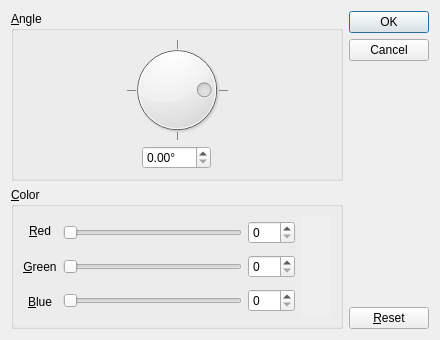
First picture: the form in ray_options.ui, repository fizzzloid/Optics, before the edit.
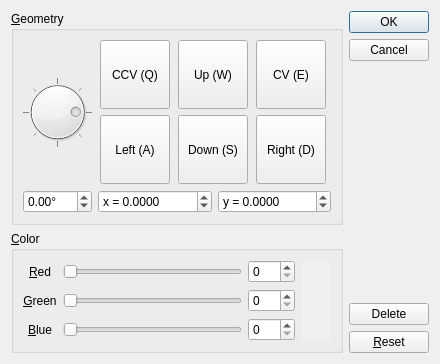
Second picture: the form after the edit.

Commit message: ray options complete

The edit to the form file:
```diff
--- a/ray_options.ui
+++ b/ray_options.ui
@@ -7,9 +7,15 @@
     <x>0</x>
     <y>0</y>
     <width>440</width>
-    <height>340</height>
+    <height>364</height>
    </rect>
   </property>
+  <property name="sizePolicy">
+   <sizepolicy hsizetype="Fixed" vsizetype="Fixed">
+    <horstretch>0</horstretch>
+    <verstretch>0</verstretch>
+   </sizepolicy>
+  </property>
   <property name="minimumSize">
    <size>
     <width>440</width>
@@ -20,6 +26,9 @@
    <string>Ray's options</string>
   </property>
   <layout class="QHBoxLayout" name="horizontalLayout">
+   <property name="sizeConstraint">
+    <enum>QLayout::SetDefaultConstraint</enum>
+   </property>
    <item>
     <layout class="QVBoxLayout" name="verticalLayout">
      <property name="sizeConstraint">
@@ -28,8 +37,10 @@
      <item>
       <widget class="QGroupBox" name="angle_groupbox">
        <property name="title">
-        <string>&amp;Angle</string>
+        <string>&amp;Geometry</string>
        </property>
+       <layout class="QHBoxLayout" name="horizontalLayout_7">
+        <item>
        <layout class="QVBoxLayout" name="verticalLayout_2">
         <item>
          <widget class="QDial" name="angle_dial">
@@ -64,7 +75,7 @@
            <bool>true</bool>
           </property>
           <property name="notchTarget">
-           <double>90.000000000000000</double>
+             <double>45.000000000000000</double>
           </property>
           <property name="notchesVisible">
            <bool>true</bool>
@@ -72,8 +83,6 @@
          </widget>
         </item>
         <item>
-         <layout class="QHBoxLayout" name="horizontalLayout_2">
-          <item>
            <widget class="QDoubleSpinBox" name="angle_spinbox">
             <property name="sizePolicy">
              <sizepolicy hsizetype="Fixed" vsizetype="Fixed">
@@ -87,13 +96,219 @@
             <property name="suffix">
              <string notr="true">°</string>
             </property>
+            <property name="minimum">
+             <double>-1.000000000000000</double>
+            </property>
             <property name="maximum">
-             <double>359.990000000000009</double>
+             <double>360.000000000000000</double>
             </property>
            </widget>
           </item>
          </layout>
         </item>
+        <item>
+         <layout class="QVBoxLayout" name="verticalLayout_6">
+          <item>
+           <layout class="QGridLayout" name="gridLayout" rowstretch="0,0">
+            <property name="sizeConstraint">
+             <enum>QLayout::SetMaximumSize</enum>
+            </property>
+            <property name="spacing">
+             <number>6</number>
+            </property>
+            <item row="1" column="2">
+             <widget class="QPushButton" name="right_btn">
+              <property name="sizePolicy">
+               <sizepolicy hsizetype="Expanding" vsizetype="Expanding">
+                <horstretch>0</horstretch>
+                <verstretch>0</verstretch>
+               </sizepolicy>
+              </property>
+              <property name="maximumSize">
+               <size>
+                <width>70</width>
+                <height>70</height>
+               </size>
+              </property>
+              <property name="text">
+               <string>Right (D)</string>
+              </property>
+              <property name="shortcut">
+               <string>D</string>
+              </property>
+             </widget>
+            </item>
+            <item row="0" column="1">
+             <widget class="QPushButton" name="up_btn">
+              <property name="sizePolicy">
+               <sizepolicy hsizetype="Expanding" vsizetype="Expanding">
+                <horstretch>0</horstretch>
+                <verstretch>0</verstretch>
+               </sizepolicy>
+              </property>
+              <property name="maximumSize">
+               <size>
+                <width>70</width>
+                <height>70</height>
+               </size>
+              </property>
+              <property name="text">
+               <string>Up (W)</string>
+              </property>
+              <property name="shortcut">
+               <string>W</string>
+              </property>
+             </widget>
+            </item>
+            <item row="1" column="0">
+             <widget class="QPushButton" name="left_btn">
+              <property name="sizePolicy">
+               <sizepolicy hsizetype="Expanding" vsizetype="Expanding">
+                <horstretch>0</horstretch>
+                <verstretch>0</verstretch>
+               </sizepolicy>
+              </property>
+              <property name="maximumSize">
+               <size>
+                <width>70</width>
+                <height>70</height>
+               </size>
+              </property>
+              <property name="text">
+               <string>Left (A)</string>
+              </property>
+              <property name="shortcut">
+               <string>A</string>
+              </property>
+             </widget>
+            </item>
+            <item row="1" column="1">
+             <widget class="QPushButton" name="down_btn">
+              <property name="enabled">
+               <bool>true</bool>
+              </property>
+              <property name="sizePolicy">
+               <sizepolicy hsizetype="Expanding" vsizetype="Expanding">
+                <horstretch>0</horstretch>
+                <verstretch>0</verstretch>
+               </sizepolicy>
+              </property>
+              <property name="maximumSize">
+               <size>
+                <width>70</width>
+                <height>70</height>
+               </size>
+              </property>
+              <property name="text">
+               <string>Down (S)</string>
+              </property>
+              <property name="shortcut">
+               <string>S</string>
+              </property>
+             </widget>
+            </item>
+            <item row="0" column="0">
+             <widget class="QPushButton" name="ccv_btn">
+              <property name="sizePolicy">
+               <sizepolicy hsizetype="Expanding" vsizetype="Expanding">
+                <horstretch>0</horstretch>
+                <verstretch>0</verstretch>
+               </sizepolicy>
+              </property>
+              <property name="maximumSize">
+               <size>
+                <width>70</width>
+                <height>70</height>
+               </size>
+              </property>
+              <property name="text">
+               <string>CCV (Q)</string>
+              </property>
+              <property name="shortcut">
+               <string>Q</string>
+              </property>
+             </widget>
+            </item>
+            <item row="0" column="2">
+             <widget class="QPushButton" name="cv_btn">
+              <property name="sizePolicy">
+               <sizepolicy hsizetype="Expanding" vsizetype="Expanding">
+                <horstretch>0</horstretch>
+                <verstretch>0</verstretch>
+               </sizepolicy>
+              </property>
+              <property name="maximumSize">
+               <size>
+                <width>70</width>
+                <height>70</height>
+               </size>
+              </property>
+              <property name="text">
+               <string>CV (E)</string>
+              </property>
+              <property name="shortcut">
+               <string>E</string>
+              </property>
+             </widget>
+            </item>
+           </layout>
+          </item>
+          <item>
+           <layout class="QHBoxLayout" name="horizontalLayout_8">
+            <item>
+             <widget class="QDoubleSpinBox" name="x_spin_box">
+              <property name="sizePolicy">
+               <sizepolicy hsizetype="Fixed" vsizetype="Fixed">
+                <horstretch>0</horstretch>
+                <verstretch>0</verstretch>
+               </sizepolicy>
+              </property>
+              <property name="prefix">
+               <string>x = </string>
+              </property>
+              <property name="decimals">
+               <number>4</number>
+              </property>
+              <property name="minimum">
+               <double>-10000000000.000000000000000</double>
+              </property>
+              <property name="maximum">
+               <double>10000000000.000000000000000</double>
+              </property>
+              <property name="singleStep">
+               <double>0.001000000000000</double>
+              </property>
+             </widget>
+            </item>
+            <item>
+             <widget class="QDoubleSpinBox" name="y_spin_box">
+              <property name="sizePolicy">
+               <sizepolicy hsizetype="Fixed" vsizetype="Fixed">
+                <horstretch>0</horstretch>
+                <verstretch>0</verstretch>
+               </sizepolicy>
+              </property>
+              <property name="prefix">
+               <string>y = </string>
+              </property>
+              <property name="decimals">
+               <number>4</number>
+              </property>
+              <property name="minimum">
+               <double>-10000000000.000000000000000</double>
+              </property>
+              <property name="maximum">
+               <double>10000000000.000000000000000</double>
+              </property>
+              <property name="singleStep">
+               <double>0.001000000000000</double>
+              </property>
+             </widget>
+            </item>
+           </layout>
+          </item>
+         </layout>
+        </item>
        </layout>
       </widget>
      </item>
@@ -261,6 +476,13 @@
        </property>
       </widget>
      </item>
+     <item>
+      <widget class="QPushButton" name="delete_button">
+       <property name="text">
+        <string>Delete</string>
+       </property>
+      </widget>
+     </item>
      <item>
       <widget class="QPushButton" name="reset_btn">
        <property name="text">
```
Left out of the diff: 3 changed lines with no effect on the pictures. Lines whose indentation alone changed are shown as unchanged. The commit also changes 13 other files.
